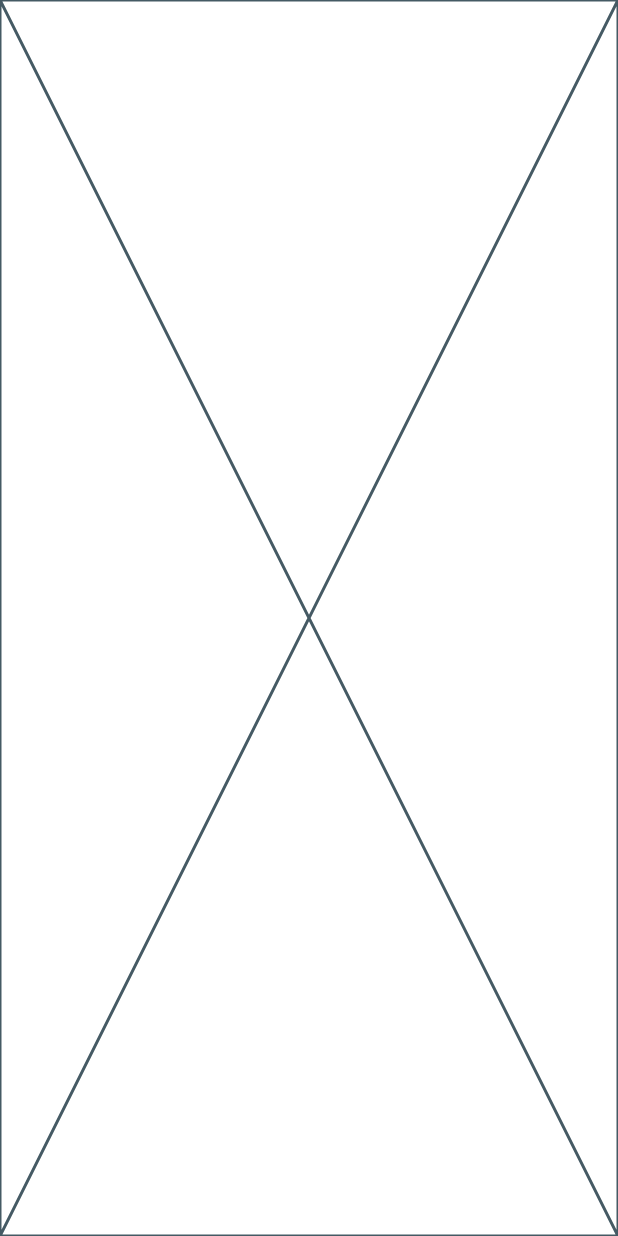
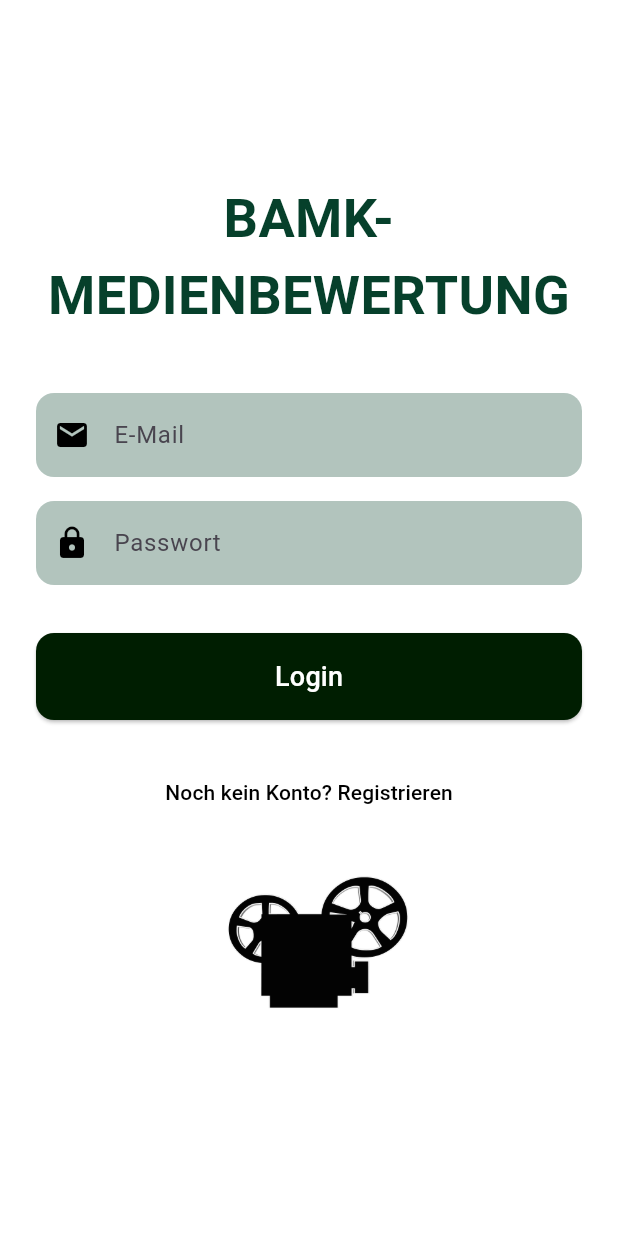
Before and after one commit to benni1848/app_bamk, a Flutter app: the screen it shows after launch, on a phone screen of 412 x 824 dp. Run offline on Flutter 3.47's test engine with Material 3 defaults, Android fonts, the phone set to English and light mode, and no system bars.

Commit message:
login page view implemented

```diff
--- a/lib/main.dart
+++ b/lib/main.dart
@@ -1,4 +1,5 @@
 import 'package:app_bamk/presentation/login_page/login_page.dart';
+import 'package:app_bamk/presentation/registration_page/registration_page.dart';
 import 'package:flutter/material.dart';
 
 void main() {
@@ -14,7 +15,10 @@
       debugShowCheckedModeBanner: false,
       title: "BAMK Rating",
       initialRoute: "/",
-      routes: {"/": (context) => const LoginPage()},
+      routes: {
+        "/": (context) => const LoginPage(),
+        "/registration": (context) => const RegistrationPage(),
+      },
     );
   }
 }
--- a/lib/presentation/login_page/login_page.dart
+++ b/lib/presentation/login_page/login_page.dart
@@ -6,6 +6,6 @@ class LoginPage extends StatelessWidget {
 
   @override
   Widget build(BuildContext context) {
-    return const LoginPageForm();
+    return const Scaffold(backgroundColor: Colors.white, body: LoginPageForm());
   }
 }
--- a/lib/presentation/login_page/widgets/login_page_form.dart
+++ b/lib/presentation/login_page/widgets/login_page_form.dart
@@ -1,3 +1,4 @@
+import 'package:app_bamk/presentation/registration_page/registration_page.dart';
 import 'package:flutter/material.dart';
 
 class LoginPageForm extends StatefulWidget {
@@ -8,8 +9,106 @@ class LoginPageForm extends StatefulWidget {
 }
 
 class _LoginPageFormState extends State<LoginPageForm> {
+  final _formKey = GlobalKey<FormState>();
+  final TextEditingController _emailController = TextEditingController();
+  final TextEditingController _passwordController = TextEditingController();
+
   @override
   Widget build(BuildContext context) {
-    return const Placeholder();
+    return Form(
+      key: _formKey,
+      child: ListView(
+        padding: const EdgeInsets.symmetric(horizontal: 24, vertical: 40),
+        children: [
+          const SizedBox(
+            height: 80,
+          ),
+          const Center(
+            child: Text(
+              "BAMK-MEDIENBEWERTUNG",
+              textAlign: TextAlign.center,
+              style: TextStyle(
+                color: Color(0xff06402b),
+                fontSize: 36,
+                fontWeight: FontWeight.bold,
+              ),
+            ),
+          ),
+          const SizedBox(height: 40),
+          TextFormField(
+            controller: _emailController,
+            style: const TextStyle(color: Color(0xff3f4b3b)),
+            decoration: InputDecoration(
+              hintText: "E-Mail",
+              filled: true,
+              fillColor: const Color(0x4f06402b),
+              border: OutlineInputBorder(
+                borderRadius: BorderRadius.circular(12),
+                borderSide: BorderSide.none,
+              ),
+              prefixIcon: const Icon(Icons.email, color: Colors.black),
+            ),
+            validator: (value) {
+              if (value == null || value.isEmpty) {
+                return 'Bitte E-Mail eingeben';
+              }
+              return null;
+            },
+          ),
+          const SizedBox(height: 16),
+          TextFormField(
+            controller: _passwordController,
+            obscureText: true,
+            style: const TextStyle(color: Colors.white),
+            decoration: InputDecoration(
+              hintText: "Passwort",
+              filled: true,
+              fillColor: const Color(0x4f06402b),
+              border: OutlineInputBorder(
+                borderRadius: BorderRadius.circular(12),
+                borderSide: BorderSide.none,
+              ),
+              prefixIcon: const Icon(Icons.lock, color: Colors.black),
+            ),
+          ),
+          const SizedBox(height: 16),
+          const SizedBox(height: 16),
+          SizedBox(
+            width: double.infinity,
+            child: ElevatedButton(
+              style: ElevatedButton.styleFrom(
+                backgroundColor: const Color.fromARGB(255, 0, 30, 1),
+                padding: const EdgeInsets.symmetric(vertical: 16),
+                shape: RoundedRectangleBorder(
+                  borderRadius: BorderRadius.circular(12),
+                ),
+              ),
+              onPressed: () {},
+              child: const Text(
+                "Login",
+                style: TextStyle(fontSize: 18, color: Colors.white),
+              ),
+            ),
+          ),
+          const SizedBox(height: 24),
+          TextButton(
+            onPressed: () {
+              Navigator.pushNamed(context, "/registration");
+            },
+            child: const Text(
+              "Noch kein Konto? Registrieren",
+              style: TextStyle(color: Colors.black),
+            ),
+          ),
+          Center(
+            child: Image.asset(
+              "assets/test.png",
+              height: 150,
+              width: 150,
+            ),
+          ),
+        ],
+      ),
+    );
   }
 }
--- a/pubspec.yaml
+++ b/pubspec.yaml
@@ -59,7 +59,8 @@ flutter:
   uses-material-design: true
 
   # To add assets to your application, add an assets section, like this:
-  # assets:
+  assets:
+  - assets/
   #   - images/a_dot_burr.jpeg
   #   - images/a_dot_ham.jpeg
 
```
Also changed, not shown: lib/presentation/registration_page/registration_page.dart (added, +13 -0 lines), lib/presentation/registration_page/widgets/registration_page_form.dart (added, +68 -0 lines), lib/root.dart (added, +15 -0 lines), assets/test.png (added).
